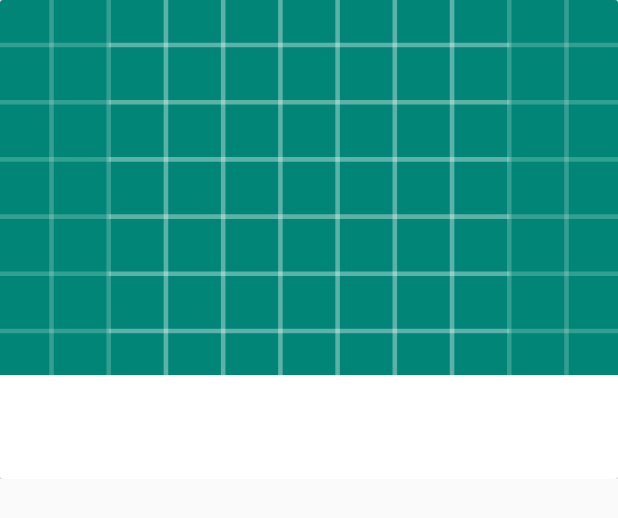
After one commit to igor1965/FoodRecipes, an Android app: the layout layout_recipe_list_item.xml on its own in the app's theme, with its tools: preview values and no code run, on a phone screen of 412 x 824 dp. The commit adds this screen. Shown: the top 518 px of the screen. Run offline under Robolectric (Android 15) with nearby library versions, the phone set to English and light mode, and no system bars.

Commit message:
image loader

```diff
--- /dev/null
+++ b/app/src/main/res/layout/layout_recipe_list_item.xml
@@ -0,0 +1,75 @@
+<?xml version="1.0" encoding="utf-8"?>
+<LinearLayout xmlns:android="http://schemas.android.com/apk/res/android"
+    android:layout_width="match_parent"
+    android:layout_height="wrap_content"
+    xmlns:app="http://schemas.android.com/apk/res-auto"
+    android:orientation="vertical">
+
+    <android.support.v7.widget.CardView
+        android:layout_width="match_parent"
+        android:layout_height="wrap_content"
+        android:id="@+id/card_view"
+        app:cardElevation="10dp">
+
+        <LinearLayout
+            android:layout_width="match_parent"
+            android:layout_height="wrap_content"
+            android:orientation="vertical">
+
+            <ImageView
+                android:layout_width="match_parent"
+                android:layout_height="@dimen/recipe_image_height"
+                android:scaleType="centerCrop"
+                android:id="@+id/recipe_image"
+                android:src="@drawable/ic_launcher_background"/>
+
+
+            <LinearLayout
+                android:layout_width="match_parent"
+                android:layout_height="wrap_content"
+                android:orientation="vertical"
+                android:padding="10dp">
+
+                <TextView
+                    android:layout_width="wrap_content"
+                    android:layout_height="wrap_content"
+                    android:textSize="@dimen/recipe_title_text_size"
+                    android:textColor="#000"
+                    android:id="@+id/recipe_title"/>
+
+                <LinearLayout
+                    android:layout_width="match_parent"
+                    android:layout_height="wrap_content"
+                    android:orientation="horizontal"
+                    android:weightSum="100">
+
+                    <TextView
+                        android:layout_width="0dp"
+                        android:layout_height="wrap_content"
+                        android:layout_weight="90"
+                        android:textSize="@dimen/recipe_publisher_text_size"
+                        android:id="@+id/recipe_publisher"
+                        android:gravity="start"/>
+
+                    <TextView
+                        android:layout_width="0dp"
+                        android:layout_height="wrap_content"
+                        android:layout_weight="10"
+                        android:textSize="@dimen/recipe_publisher_text_size"
+                        android:textColor="@color/red"
+                        android:id="@+id/recipe_social_score"
+                        android:gravity="center"/>
+
+
+                </LinearLayout>
+
+
+            </LinearLayout>
+
+
+        </LinearLayout>
+
+    </android.support.v7.widget.CardView>
+
+
+</LinearLayout>
--- a/app/src/main/res/values/colors.xml
+++ b/app/src/main/res/values/colors.xml
@@ -3,4 +3,5 @@
     <color name="colorPrimary">#008577</color>
     <color name="colorPrimaryDark">#00574B</color>
     <color name="colorAccent">#D81B60</color>
+    <color name="red">#e22b2b</color>
 </resources>
--- /dev/null
+++ b/app/src/main/res/values/dimen.xml
@@ -0,0 +1,13 @@
+<?xml version="1.0" encoding="UTF-8"?>
+
+    <resources>
+
+    <dimen name="recipe_image_height">250dp</dimen>
+
+    <dimen name="recipe_title_text_size">20sp</dimen>
+
+    <dimen name="recipe_publisher_text_size">16sp</dimen>
+
+    <dimen name="recycler_loading_view_height">80dp</dimen>
+
+</resources>
```
Also changed, not shown: app/build.gradle (+12 -2 lines), app/src/main/java/com/igor/foodrecipes/RecipeListActivity.java (+32 -21 lines), app/src/main/java/com/igor/foodrecipes/adapters/OnRecipeListener.java (added, +7 -0 lines), app/src/main/java/com/igor/foodrecipes/adapters/RecipeRecyclerAdapter.java (added, +62 -0 lines), app/src/main/java/com/igor/foodrecipes/adapters/RecipeViewHolder.java (added, +34 -0 lines), app/src/main/res/layout/activity_recipe_list.xml (+7 -9 lines).
